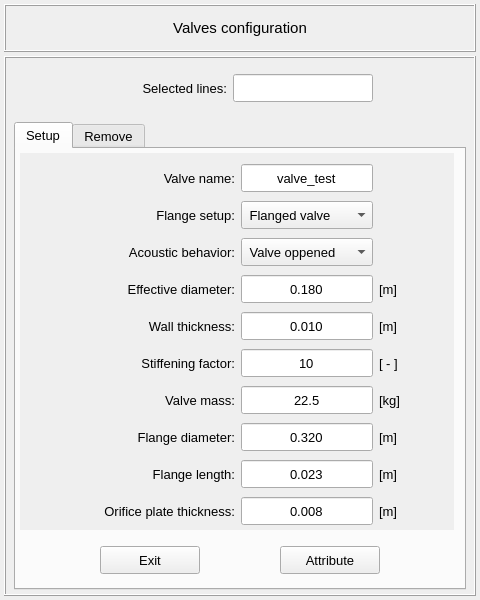
Before: the Qt Designer form pulse/interface/data/ui_files/model/setup/structural/valve_input.ui in open-pulse/OpenPulse, drawn with Qt 5.
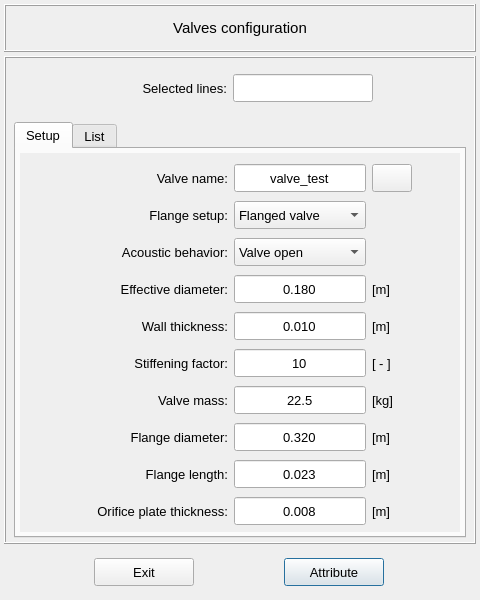
After: the same form once the commit is applied. Icons and pictures are not drawn.

Commit message: Correct the errors found in the ValvesInput class

```diff
--- a/pulse/interface/data/ui_files/model/setup/structural/valve_input.ui
+++ b/pulse/interface/data/ui_files/model/setup/structural/valve_input.ui
@@ -46,6 +46,66 @@
    <property name="spacing">
     <number>4</number>
    </property>
+   <item row="0" column="0">
+    <widget class="QFrame" name="top_frame">
+     <property name="minimumSize">
+      <size>
+       <width>0</width>
+       <height>48</height>
+      </size>
+     </property>
+     <property name="maximumSize">
+      <size>
+       <width>1600</width>
+       <height>48</height>
+      </size>
+     </property>
+     <property name="frameShape">
+      <enum>QFrame::Shape::Box</enum>
+     </property>
+     <property name="frameShadow">
+      <enum>QFrame::Shadow::Raised</enum>
+     </property>
+     <property name="lineWidth">
+      <number>1</number>
+     </property>
+     <layout class="QGridLayout" name="gridLayout_6">
+      <property name="leftMargin">
+       <number>0</number>
+      </property>
+      <property name="topMargin">
+       <number>0</number>
+      </property>
+      <property name="rightMargin">
+       <number>0</number>
+      </property>
+      <property name="bottomMargin">
+       <number>0</number>
+      </property>
+      <property name="spacing">
+       <number>0</number>
+      </property>
+      <item row="0" column="0">
+       <widget class="QLabel" name="label">
+        <property name="font">
+         <font>
+          <pointsize>11</pointsize>
+         </font>
+        </property>
+        <property name="text">
+         <string>Valves configuration</string>
+        </property>
+        <property name="textFormat">
+         <enum>Qt::TextFormat::AutoText</enum>
+        </property>
+        <property name="alignment">
+         <set>Qt::AlignmentFlag::AlignCenter</set>
+        </property>
+       </widget>
+      </item>
+     </layout>
+    </widget>
+   </item>
    <item row="1" column="0">
     <widget class="QFrame" name="main_frame">
      <property name="minimumSize">
@@ -61,10 +121,10 @@
       </size>
      </property>
      <property name="frameShape">
-      <enum>QFrame::Box</enum>
+      <enum>QFrame::Shape::Box</enum>
      </property>
      <property name="frameShadow">
-      <enum>QFrame::Raised</enum>
+      <enum>QFrame::Shadow::Raised</enum>
      </property>
      <layout class="QGridLayout" name="gridLayout_5">
       <property name="leftMargin">
@@ -91,10 +151,10 @@
          </size>
         </property>
         <property name="frameShape">
-         <enum>QFrame::NoFrame</enum>
+         <enum>QFrame::Shape::NoFrame</enum>
         </property>
         <property name="frameShadow">
-         <enum>QFrame::Raised</enum>
+         <enum>QFrame::Shadow::Raised</enum>
         </property>
         <layout class="QGridLayout" name="gridLayout_4">
          <property name="leftMargin">
@@ -135,7 +195,7 @@
             </font>
            </property>
            <property name="tabShape">
-            <enum>QTabWidget::Rounded</enum>
+            <enum>QTabWidget::TabShape::Rounded</enum>
            </property>
            <property name="currentIndex">
             <number>0</number>
@@ -178,10 +238,10 @@
              <item row="0" column="0">
               <widget class="QScrollArea" name="scrollArea">
                <property name="focusPolicy">
-                <enum>Qt::NoFocus</enum>
+                <enum>Qt::FocusPolicy::NoFocus</enum>
                </property>
                <property name="frameShape">
-                <enum>QFrame::NoFrame</enum>
+                <enum>QFrame::Shape::NoFrame</enum>
                </property>
                <property name="widgetResizable">
                 <bool>true</bool>
@@ -191,8 +251,8 @@
                  <rect>
                   <x>0</x>
                   <y>0</y>
-                  <width>432</width>
-                  <height>372</height>
+                  <width>438</width>
+                  <height>378</height>
                  </rect>
                 </property>
                 <layout class="QGridLayout" name="gridLayout_10">
@@ -218,7 +278,7 @@
                    </property>
                    <property name="minimumSize">
                     <size>
-                     <width>180</width>
+                     <width>160</width>
                      <height>28</height>
                     </size>
                    </property>
@@ -240,7 +300,7 @@
                     <string>Flange setup:</string>
                    </property>
                    <property name="alignment">
-                    <set>Qt::AlignRight|Qt::AlignTrailing|Qt::AlignVCenter</set>
+                    <set>Qt::AlignmentFlag::AlignRight|Qt::AlignmentFlag::AlignTrailing|Qt::AlignmentFlag::AlignVCenter</set>
                    </property>
                   </widget>
                  </item>
@@ -264,7 +324,6 @@
                    <property name="font">
                     <font>
                      <pointsize>10</pointsize>
-                     <weight>50</weight>
                      <italic>false</italic>
                      <bold>false</bold>
                     </font>
@@ -276,7 +335,7 @@
                     <string>[m]</string>
                    </property>
                    <property name="alignment">
-                    <set>Qt::AlignLeading|Qt::AlignLeft|Qt::AlignVCenter</set>
+                    <set>Qt::AlignmentFlag::AlignLeading|Qt::AlignmentFlag::AlignLeft|Qt::AlignmentFlag::AlignVCenter</set>
                    </property>
                   </widget>
                  </item>
@@ -304,12 +363,12 @@
                    </property>
                    <item>
                     <property name="text">
-                     <string> Unflanged valve</string>
+                     <string>Unflanged valve</string>
                     </property>
                    </item>
                    <item>
                     <property name="text">
-                     <string> Flanged valve</string>
+                     <string>Flanged valve</string>
                     </property>
                    </item>
                   </widget>
@@ -321,7 +380,7 @@
                    </property>
                    <property name="minimumSize">
                     <size>
-                     <width>180</width>
+                     <width>160</width>
                      <height>28</height>
                     </size>
                    </property>
@@ -334,7 +393,6 @@
                    <property name="font">
                     <font>
                      <pointsize>10</pointsize>
-                     <weight>50</weight>
                      <italic>false</italic>
                      <bold>false</bold>
                     </font>
@@ -346,14 +404,14 @@
                     <string>Effective diameter:</string>
                    </property>
                    <property name="alignment">
-                    <set>Qt::AlignRight|Qt::AlignTrailing|Qt::AlignVCenter</set>
+                    <set>Qt::AlignmentFlag::AlignRight|Qt::AlignmentFlag::AlignTrailing|Qt::AlignmentFlag::AlignVCenter</set>
                    </property>
                   </widget>
                  </item>
                  <item row="6" column="4">
                   <spacer name="horizontalSpacer_2">
                    <property name="orientation">
-                    <enum>Qt::Horizontal</enum>
+                    <enum>Qt::Orientation::Horizontal</enum>
                    </property>
                    <property name="sizeHint" stdset="0">
                     <size>
@@ -370,7 +428,7 @@
                    </property>
                    <property name="minimumSize">
                     <size>
-                     <width>180</width>
+                     <width>160</width>
                      <height>28</height>
                     </size>
                    </property>
@@ -383,7 +441,6 @@
                    <property name="font">
                     <font>
                      <pointsize>10</pointsize>
-                     <weight>50</weight>
                      <italic>false</italic>
                      <bold>false</bold>
                     </font>
@@ -395,7 +452,7 @@
                     <string>Flange length:</string>
                    </property>
                    <property name="alignment">
-                    <set>Qt::AlignRight|Qt::AlignTrailing|Qt::AlignVCenter</set>
+                    <set>Qt::AlignmentFlag::AlignRight|Qt::AlignmentFlag::AlignTrailing|Qt::AlignmentFlag::AlignVCenter</set>
                    </property>
                   </widget>
                  </item>
@@ -419,7 +476,6 @@
                    <property name="font">
                     <font>
                      <pointsize>10</pointsize>
-                     <weight>50</weight>
                      <italic>false</italic>
                      <bold>false</bold>
                     </font>
@@ -431,7 +487,7 @@
                     <string>[m]</string>
                    </property>
                    <property name="alignment">
-                    <set>Qt::AlignLeading|Qt::AlignLeft|Qt::AlignVCenter</set>
+                    <set>Qt::AlignmentFlag::AlignLeading|Qt::AlignmentFlag::AlignLeft|Qt::AlignmentFlag::AlignVCenter</set>
                    </property>
                   </widget>
                  </item>
@@ -442,7 +498,7 @@
                    </property>
                    <property name="minimumSize">
                     <size>
-                     <width>180</width>
+                     <width>160</width>
                      <height>28</height>
                     </size>
                    </property>
@@ -455,7 +511,6 @@
                    <property name="font">
                     <font>
                      <pointsize>10</pointsize>
-                     <weight>50</weight>
                      <italic>false</italic>
                      <bold>false</bold>
                     </font>
@@ -467,7 +522,7 @@
                     <string>Flange diameter:</string>
                    </property>
                    <property name="alignment">
-                    <set>Qt::AlignRight|Qt::AlignTrailing|Qt::AlignVCenter</set>
+                    <set>Qt::AlignmentFlag::AlignRight|Qt::AlignmentFlag::AlignTrailing|Qt::AlignmentFlag::AlignVCenter</set>
                    </property>
                   </widget>
                  </item>
@@ -500,7 +555,7 @@
                     <string>[ - ]</string>
                    </property>
                    <property name="alignment">
-                    <set>Qt::AlignLeading|Qt::AlignLeft|Qt::AlignVCenter</set>
+                    <set>Qt::AlignmentFlag::AlignLeading|Qt::AlignmentFlag::AlignLeft|Qt::AlignmentFlag::AlignVCenter</set>
                    </property>
                   </widget>
                  </item>
@@ -511,7 +566,7 @@
                    </property>
                    <property name="minimumSize">
                     <size>
-                     <width>180</width>
+                     <width>160</width>
                      <height>28</height>
                     </size>
                    </property>
@@ -533,7 +588,7 @@
                     <string>Stiffening factor:</string>
                    </property>
                    <property name="alignment">
-                    <set>Qt::AlignRight|Qt::AlignTrailing|Qt::AlignVCenter</set>
+                    <set>Qt::AlignmentFlag::AlignRight|Qt::AlignmentFlag::AlignTrailing|Qt::AlignmentFlag::AlignVCenter</set>
                    </property>
                   </widget>
                  </item>
@@ -566,7 +621,7 @@
                     </font>
                    </property>
                    <property name="focusPolicy">
-                    <enum>Qt::StrongFocus</enum>
+                    <enum>Qt::FocusPolicy::StrongFocus</enum>
                    </property>
                    <property name="toolTip">
                     <string/>
@@ -578,7 +633,7 @@
                     <string>0.023</string>
                    </property>
                    <property name="alignment">
-                    <set>Qt::AlignCenter</set>
+                    <set>Qt::AlignmentFlag::AlignCenter</set>
                    </property>
                   </widget>
                  </item>
@@ -589,7 +644,7 @@
                    </property>
                    <property name="minimumSize">
                     <size>
-                     <width>180</width>
+                     <width>160</width>
                      <height>28</height>
                     </size>
                    </property>
@@ -611,7 +666,7 @@
                     <string>Valve mass:</string>
                    </property>
                    <property name="alignment">
-                    <set>Qt::AlignRight|Qt::AlignTrailing|Qt::AlignVCenter</set>
+                    <set>Qt::AlignmentFlag::AlignRight|Qt::AlignmentFlag::AlignTrailing|Qt::AlignmentFlag::AlignVCenter</set>
                    </property>
                   </widget>
                  </item>
@@ -644,7 +699,7 @@
                     </font>
                    </property>
                    <property name="focusPolicy">
-                    <enum>Qt::StrongFocus</enum>
+                    <enum>Qt::FocusPolicy::StrongFocus</enum>
                    </property>
                    <property name="styleSheet">
                     <string notr="true"/>
@@ -653,7 +708,7 @@
                     <string>22.5</string>
                    </property>
                    <property name="alignment">
-                    <set>Qt::AlignCenter</set>
+                    <set>Qt::AlignmentFlag::AlignCenter</set>
                    </property>
                   </widget>
                  </item>
@@ -686,7 +741,7 @@
                     </font>
                    </property>
                    <property name="focusPolicy">
-                    <enum>Qt::StrongFocus</enum>
+                    <enum>Qt::FocusPolicy::StrongFocus</enum>
                    </property>
                    <property name="styleSheet">
                     <string notr="true"/>
@@ -695,7 +750,7 @@
                     <string>10</string>
                    </property>
                    <property name="alignment">
-                    <set>Qt::AlignCenter</set>
+                    <set>Qt::AlignmentFlag::AlignCenter</set>
                    </property>
                   </widget>
                  </item>
@@ -706,7 +761,7 @@
                    </property>
                    <property name="minimumSize">
                     <size>
-                     <width>180</width>
+                     <width>160</width>
                      <height>28</height>
                     </size>
                    </property>
@@ -719,7 +774,6 @@
                    <property name="font">
                     <font>
                      <pointsize>10</pointsize>
-                     <weight>50</weight>
                      <italic>false</italic>
                      <bold>false</bold>
                     </font>
@@ -731,7 +785,7 @@
                     <string>Orifice plate thickness:</string>
                    </property>
                    <property name="alignment">
-                    <set>Qt::AlignRight|Qt::AlignTrailing|Qt::AlignVCenter</set>
+                    <set>Qt::AlignmentFlag::AlignRight|Qt::AlignmentFlag::AlignTrailing|Qt::AlignmentFlag::AlignVCenter</set>
                    </property>
                   </widget>
                  </item>
@@ -755,7 +809,6 @@
                    <property name="font">
                     <font>
                      <pointsize>10</pointsize>
-                     <weight>50</weight>
                      <italic>false</italic>
                      <bold>false</bold>
                     </font>
@@ -767,7 +820,7 @@
                     <string>[m]</string>
                    </property>
                    <property name="alignment">
-                    <set>Qt::AlignLeading|Qt::AlignLeft|Qt::AlignVCenter</set>
+                    <set>Qt::AlignmentFlag::AlignLeading|Qt::AlignmentFlag::AlignLeft|Qt::AlignmentFlag::AlignVCenter</set>
                    </property>
                   </widget>
                  </item>
@@ -791,7 +844,6 @@
                    <property name="font">
                     <font>
                      <pointsize>10</pointsize>
-                     <weight>50</weight>
                      <italic>false</italic>
                      <bold>false</bold>
                     </font>
@@ -803,7 +855,7 @@
                     <string>[m]</string>
                    </property>
                    <property name="alignment">
-                    <set>Qt::AlignLeading|Qt::AlignLeft|Qt::AlignVCenter</set>
+                    <set>Qt::AlignmentFlag::AlignLeading|Qt::AlignmentFlag::AlignLeft|Qt::AlignmentFlag::AlignVCenter</set>
                    </property>
                   </widget>
                  </item>
@@ -836,7 +888,7 @@
                     </font>
                    </property>
                    <property name="focusPolicy">
-                    <enum>Qt::StrongFocus</enum>
+                    <enum>Qt::FocusPolicy::StrongFocus</enum>
                    </property>
                    <property name="toolTip">
                     <string/>
@@ -848,7 +900,7 @@
                     <string>0.008</string>
                    </property>
                    <property name="alignment">
-                    <set>Qt::AlignCenter</set>
+                    <set>Qt::AlignmentFlag::AlignCenter</set>
                    </property>
                   </widget>
                  </item>
@@ -881,14 +933,14 @@
                     <string>[kg]</string>
                    </property>
                    <property name="alignment">
-                    <set>Qt::AlignLeading|Qt::AlignLeft|Qt::AlignVCenter</set>
+                    <set>Qt::AlignmentFlag::AlignLeading|Qt::AlignmentFlag::AlignLeft|Qt::AlignmentFlag::AlignVCenter</set>
                    </property>
                   </widget>
                  </item>
                  <item row="6" column="0">
                   <spacer name="horizontalSpacer">
                    <property name="orientation">
-                    <enum>Qt::Horizontal</enum>
+                    <enum>Qt::Orientation::Horizontal</enum>
                    </property>
                    <property name="sizeHint" stdset="0">
                     <size>
@@ -905,7 +957,7 @@
                    </property>
                    <property name="minimumSize">
                     <size>
-                     <width>180</width>
+                     <width>160</width>
                      <height>28</height>
                     </size>
                    </property>
@@ -927,7 +979,7 @@
                     <string>Acoustic behavior:</string>
                    </property>
                    <property name="alignment">
-                    <set>Qt::AlignRight|Qt::AlignTrailing|Qt::AlignVCenter</set>
+                    <set>Qt::AlignmentFlag::AlignRight|Qt::AlignmentFlag::AlignTrailing|Qt::AlignmentFlag::AlignVCenter</set>
                    </property>
                   </widget>
                  </item>
@@ -955,17 +1007,17 @@
                    </property>
                    <item>
                     <property name="text">
-                     <string> Valve oppened</string>
+                     <string>Valve open</string>
                     </property>
                    </item>
                    <item>
                     <property name="text">
-                     <string> Partially closed</string>
+                     <string>Partially closed</string>
                     </property>
                    </item>
                    <item>
                     <property name="text">
-                     <string> Valve closed</string>
+                     <string>Valve closed</string>
                     </property>
                    </item>
                   </widget>
@@ -999,7 +1051,7 @@
                     </font>
                    </property>
                    <property name="focusPolicy">
-                    <enum>Qt::StrongFocus</enum>
+                    <enum>Qt::FocusPolicy::StrongFocus</enum>
                    </property>
                    <property name="styleSheet">
                     <string notr="true"/>
@@ -1008,7 +1060,7 @@
                     <string>0.320</string>
                    </property>
                    <property name="alignment">
-                    <set>Qt::AlignCenter</set>
+                    <set>Qt::AlignmentFlag::AlignCenter</set>
                    </property>
                   </widget>
                  </item>
@@ -1019,7 +1071,7 @@
                    </property>
                    <property name="minimumSize">
                     <size>
-                     <width>180</width>
+                     <width>160</width>
                      <height>28</height>
                     </size>
                    </property>
@@ -1032,7 +1084,6 @@
                    <property name="font">
                     <font>
                      <pointsize>10</pointsize>
-                     <weight>50</weight>
                      <italic>false</italic>
                      <bold>false</bold>
                     </font>
@@ -1044,7 +1095,7 @@
                     <string>Wall thickness:</string>
                    </property>
                    <property name="alignment">
-                    <set>Qt::AlignRight|Qt::AlignTrailing|Qt::AlignVCenter</set>
+                    <set>Qt::AlignmentFlag::AlignRight|Qt::AlignmentFlag::AlignTrailing|Qt::AlignmentFlag::AlignVCenter</set>
                    </property>
                   </widget>
                  </item>
@@ -1068,7 +1119,6 @@
                    <property name="font">
                     <font>
                      <pointsize>10</pointsize>
-                     <weight>50</weight>
                      <italic>false</italic>
                      <bold>false</bold>
                     </font>
@@ -1080,12 +1130,12 @@
                     <string>[m]</string>
                    </property>
                    <property name="alignment">
-                    <set>Qt::AlignLeading|Qt::AlignLeft|Qt::AlignVCenter</set>
+                    <set>Qt::AlignmentFlag::AlignLeading|Qt::AlignmentFlag::AlignLeft|Qt::AlignmentFlag::AlignVCenter</set>
                    </property>
                   </widget>
                  </item>
                  <item row="5" column="2">
-                  <widget class="QLineEdit" name="lineEdit_wall_thickness">
+                  <widget class="QLineEdit" name="lineEdit_valve_wall_thickness">
                    <property name="enabled">
                     <bool>true</bool>
                    </property>
@@ -1113,7 +1163,7 @@
                     </font>
                    </property>
                    <property name="focusPolicy">
-                    <enum>Qt::StrongFocus</enum>
+                    <enum>Qt::FocusPolicy::StrongFocus</enum>
                    </property>
                    <property name="styleSheet">
                     <string notr="true"/>
@@ -1122,12 +1172,12 @@
                     <string>0.010</string>
                    </property>
                    <property name="alignment">
-                    <set>Qt::AlignCenter</set>
+                    <set>Qt::AlignmentFlag::AlignCenter</set>
                    </property>
                   </widget>
                  </item>
                  <item row="4" column="2">
-                  <widget class="QLineEdit" name="lineEdit_effective_diameter">
+                  <widget class="QLineEdit" name="lineEdit_valve_effective_diameter">
                    <property name="enabled">
                     <bool>true</bool>
                    </property>
@@ -1155,7 +1205,7 @@
                     </font>
                    </property>
                    <property name="focusPolicy">
-                    <enum>Qt::StrongFocus</enum>
+                    <enum>Qt::FocusPolicy::StrongFocus</enum>
                    </property>
                    <property name="styleSheet">
                     <string notr="true"/>
@@ -1164,7 +1214,7 @@
                     <string>0.180</string>
                    </property>
                    <property name="alignment">
-                    <set>Qt::AlignCenter</set>
+                    <set>Qt::AlignmentFlag::AlignCenter</set>
                    </property>
                   </widget>
                  </item>
@@ -1175,7 +1225,7 @@
                    </property>
                    <property name="minimumSize">
                     <size>
-                     <width>180</width>
+                     <width>160</width>
                      <height>28</height>
                     </size>
                    </property>
@@ -1197,7 +1247,7 @@
                     <string>Valve name:</string>
                    </property>
                    <property name="alignment">
-                    <set>Qt::AlignRight|Qt::AlignTrailing|Qt::AlignVCenter</set>
+                    <set>Qt::AlignmentFlag::AlignRight|Qt::AlignmentFlag::AlignTrailing|Qt::AlignmentFlag::AlignVCenter</set>
                    </property>
                   </widget>
                  </item>
@@ -1230,7 +1280,7 @@
                     </font>
                    </property>
                    <property name="focusPolicy">
-                    <enum>Qt::StrongFocus</enum>
+                    <enum>Qt::FocusPolicy::StrongFocus</enum>
                    </property>
                    <property name="styleSheet">
                     <string notr="true"/>
@@ -1239,7 +1289,42 @@
                     <string>valve_test</string>
                    </property>
                    <property name="alignment">
-                    <set>Qt::AlignCenter</set>
+                    <set>Qt::AlignmentFlag::AlignCenter</set>
+                   </property>
+                  </widget>
+                 </item>
+                 <item row="0" column="3">
+                  <widget class="QPushButton" name="pushButton_reset_entries">
+                   <property name="minimumSize">
+                    <size>
+                     <width>40</width>
+                     <height>28</height>
+                    </size>
+                   </property>
+                   <property name="maximumSize">
+                    <size>
+                     <width>40</width>
+                     <height>28</height>
+                    </size>
+                   </property>
+                   <property name="toolTip">
+                    <string>&lt;html&gt;&lt;head/&gt;&lt;body&gt;&lt;p&gt;Reset entries&lt;/p&gt;&lt;/body&gt;&lt;/html&gt;</string>
+                   </property>
+                   <property name="text">
+                    <string/>
+                   </property>
+                   <property name="icon">
+                    <iconset resource="../../../../icons/resources.qrc">
+                     <normaloff>:/icons/common/broom.png</normaloff>:/icons/common/broom.png</iconset>
+                   </property>
+                   <property name="iconSize">
+                    <size>
+                     <width>20</width>
+                     <height>20</height>
+                    </size>
+                   </property>
+                   <property name="autoDefault">
+                    <bool>false</bool>
                    </property>
                   </widget>
                  </item>
@@ -1247,122 +1332,11 @@
                </widget>
               </widget>
              </item>
-             <item row="5" column="0" colspan="2">
-              <widget class="QFrame" name="frame_buttons">
-               <property name="minimumSize">
-                <size>
-                 <width>0</width>
-                 <height>48</height>
-                </size>
-               </property>
-               <property name="maximumSize">
-                <size>
-                 <width>16777215</width>
-                 <height>48</height>
-                </size>
-               </property>
-               <property name="frameShape">
-                <enum>QFrame::NoFrame</enum>
-               </property>
-               <property name="frameShadow">
-                <enum>QFrame::Raised</enum>
-               </property>
-               <layout class="QGridLayout" name="gridLayout_3">
-                <property name="leftMargin">
-                 <number>4</number>
-                </property>
-                <property name="topMargin">
-                 <number>4</number>
-                </property>
-                <property name="rightMargin">
-                 <number>4</number>
-                </property>
-                <property name="bottomMargin">
-                 <number>4</number>
-                </property>
-                <property name="spacing">
-                 <number>4</number>
-                </property>
-                <item row="0" column="1">
-                 <widget class="QPushButton" name="pushButton_attribute">
-                  <property name="minimumSize">
-                   <size>
-                    <width>100</width>
-                    <height>28</height>
-                   </size>
-                  </property>
-                  <property name="maximumSize">
-                   <size>
-                    <width>100</width>
-                    <height>28</height>
-                   </size>
-                  </property>
-                  <property name="font">
-                   <font>
-                    <pointsize>10</pointsize>
-                   </font>
-                  </property>
-                  <property name="styleSheet">
-                   <string notr="true"/>
-                  </property>
-                  <property name="text">
-                   <string>Attribute</string>
-                  </property>
-                  <property name="autoDefault">
-                   <bool>false</bool>
-                  </property>
-                  <property name="default">
-                   <bool>true</bool>
-                  </property>
-                  <property name="flat">
-                   <bool>false</bool>
-                  </property>
-                 </widget>
-                </item>
-                <item row="0" column="0">
-                 <widget class="QPushButton" name="pushButton_exit">
-                  <property name="minimumSize">
-                   <size>
-                    <width>100</width>
-                    <height>28</height>
-                   </size>
-                  </property>
-                  <property name="maximumSize">
-                   <size>
-                    <width>100</width>
-                    <height>28</height>
-                   </size>
-                  </property>
-                  <property name="font">
-                   <font>
-                    <pointsize>10</pointsize>
-                   </font>
-                  </property>
-                  <property name="styleSheet">
-                   <string notr="true"/>
-                  </property>
-                  <property name="text">
-                   <string>Exit</string>
-                  </property>
-                  <property name="autoDefault">
-                   <bool>false</bool>
-                  </property>
-                  <property name="default">
-                   <bool>false</bool>
-                  </property>
-                  <property name="flat">
-                   <bool>false</bool>
-                  </property>
-                 </widget>
-                </item>
-               </layout>
-              </widget>
-             </item>
             </layout>
            </widget>
-           <widget class="QWidget" name="tab_remove">
+           <widget class="QWidget" name="tab_list">
             <attribute name="title">
-             <string>Remove</string>
+             <string>List</string>
             </attribute>
             <layout class="QGridLayout" name="gridLayout_2">
              <property name="leftMargin">
@@ -1437,7 +1411,6 @@
                 <property name="font">
                  <font>
                   <pointsize>9</pointsize>
-                  <weight>50</weight>
                   <italic>false</italic>
                   <bold>false</bold>
                  </font>
@@ -1463,10 +1436,10 @@
                 </size>
                </property>
                <property name="frameShape">
-                <enum>QFrame::NoFrame</enum>
+                <enum>QFrame::Shape::NoFrame</enum>
                </property>
                <property name="frameShadow">
-                <enum>QFrame::Raised</enum>
+                <enum>QFrame::Shadow::Raised</enum>
                </property>
                <layout class="QGridLayout" name="gridLayout_7">
                 <property name="leftMargin">
@@ -1556,10 +1529,10 @@
                 </size>
                </property>
                <property name="frameShape">
-                <enum>QFrame::NoFrame</enum>
+                <enum>QFrame::Shape::NoFrame</enum>
                </property>
                <property name="frameShadow">
-                <enum>QFrame::Raised</enum>
+                <enum>QFrame::Shadow::Raised</enum>
                </property>
                <layout class="QGridLayout" name="gridLayout_11">
                 <property name="leftMargin">
@@ -1580,7 +1553,7 @@
                 <item row="0" column="0">
                  <spacer name="horizontalSpacer_9">
                   <property name="orientation">
-                   <enum>Qt::Horizontal</enum>
+                   <enum>Qt::Orientation::Horizontal</enum>
                   </property>
                   <property name="sizeHint" stdset="0">
                    <size>
@@ -1629,7 +1602,7 @@
                 <item row="0" column="2">
                  <spacer name="horizontalSpacer_10">
                   <property name="orientation">
-                   <enum>Qt::Horizontal</enum>
+                   <enum>Qt::Orientation::Horizontal</enum>
                   </property>
                   <property name="sizeHint" stdset="0">
                    <size>
@@ -1664,10 +1637,10 @@
          </size>
         </property>
         <property name="frameShape">
-         <enum>QFrame::NoFrame</enum>
+         <enum>QFrame::Shape::NoFrame</enum>
         </property>
         <property name="frameShadow">
-         <enum>QFrame::Raised</enum>
+         <enum>QFrame::Shadow::Raised</enum>
         </property>
         <layout class="QGridLayout" name="gridLayout_30" rowstretch="0">
          <property name="leftMargin">
@@ -1709,13 +1682,13 @@
             </font>
            </property>
            <property name="focusPolicy">
-            <enum>Qt::StrongFocus</enum>
+            <enum>Qt::FocusPolicy::StrongFocus</enum>
            </property>
            <property name="styleSheet">
             <string notr="true"/>
            </property>
            <property name="alignment">
-            <set>Qt::AlignCenter</set>
+            <set>Qt::AlignmentFlag::AlignCenter</set>
            </property>
            <property name="clearButtonEnabled">
             <bool>true</bool>
@@ -1739,7 +1712,6 @@
            <property name="font">
             <font>
              <pointsize>10</pointsize>
-             <weight>50</weight>
              <bold>false</bold>
             </font>
            </property>
@@ -1747,14 +1719,14 @@
             <string>Selected lines:</string>
            </property>
            <property name="alignment">
-            <set>Qt::AlignRight|Qt::AlignTrailing|Qt::AlignVCenter</set>
+            <set>Qt::AlignmentFlag::AlignRight|Qt::AlignmentFlag::AlignTrailing|Qt::AlignmentFlag::AlignVCenter</set>
            </property>
           </widget>
          </item>
          <item row="0" column="3">
           <spacer name="horizontalSpacer_7">
            <property name="orientation">
-            <enum>Qt::Horizontal</enum>
+            <enum>Qt::Orientation::Horizontal</enum>
            </property>
            <property name="sizeHint" stdset="0">
             <size>
@@ -1767,7 +1739,7 @@
          <item row="0" column="0">
           <spacer name="horizontalSpacer_8">
            <property name="orientation">
-            <enum>Qt::Horizontal</enum>
+            <enum>Qt::Orientation::Horizontal</enum>
            </property>
            <property name="sizeHint" stdset="0">
             <size>
@@ -1783,8 +1755,8 @@
      </layout>
     </widget>
    </item>
-   <item row="0" column="0">
-    <widget class="QFrame" name="top_frame">
+   <item row="2" column="0">
+    <widget class="QFrame" name="frame_buttons">
      <property name="minimumSize">
       <size>
        <width>0</width>
@@ -1793,50 +1765,101 @@
      </property>
      <property name="maximumSize">
       <size>
-       <width>1600</width>
+       <width>16777215</width>
        <height>48</height>
       </size>
      </property>
      <property name="frameShape">
-      <enum>QFrame::Box</enum>
+      <enum>QFrame::Shape::NoFrame</enum>
      </property>
      <property name="frameShadow">
-      <enum>QFrame::Raised</enum>
+      <enum>QFrame::Shadow::Raised</enum>
      </property>
-     <property name="lineWidth">
-      <number>1</number>
-     </property>
-     <layout class="QGridLayout" name="gridLayout_6">
+     <layout class="QGridLayout" name="gridLayout_3">
       <property name="leftMargin">
-       <number>0</number>
+       <number>4</number>
       </property>
       <property name="topMargin">
-       <number>0</number>
+       <number>4</number>
       </property>
       <property name="rightMargin">
-       <number>0</number>
+       <number>4</number>
       </property>
       <property name="bottomMargin">
-       <number>0</number>
+       <number>4</number>
       </property>
       <property name="spacing">
-       <number>0</number>
+       <number>4</number>
       </property>
+      <item row="0" column="1">
+       <widget class="QPushButton" name="pushButton_attribute">
+        <property name="minimumSize">
+         <size>
+          <width>100</width>
+          <height>28</height>
+         </size>
+        </property>
+        <property name="maximumSize">
+         <size>
+          <width>100</width>
+          <height>28</height>
+         </size>
+        </property>
+        <property name="font">
+         <font>
+          <pointsize>10</pointsize>
+         </font>
+        </property>
+        <property name="styleSheet">
+         <string notr="true"/>
+        </property>
+        <property name="text">
+         <string>Attribute</string>
+        </property>
+        <property name="autoDefault">
+         <bool>false</bool>
+        </property>
+        <property name="default">
+         <bool>true</bool>
+        </property>
+        <property name="flat">
+         <bool>false</bool>
+        </property>
+       </widget>
+      </item>
       <item row="0" column="0">
-       <widget class="QLabel" name="label">
+       <widget class="QPushButton" name="pushButton_exit">
+        <property name="minimumSize">
+         <size>
+          <width>100</width>
+          <height>28</height>
+         </size>
+        </property>
+        <property name="maximumSize">
+         <size>
+          <width>100</width>
+          <height>28</height>
+         </size>
+        </property>
         <property name="font">
          <font>
-          <pointsize>11</pointsize>
+          <pointsize>10</pointsize>
          </font>
         </property>
+        <property name="styleSheet">
+         <string notr="true"/>
+        </property>
         <property name="text">
-         <string>Valves configuration</string>
+         <string>Exit</string>
         </property>
-        <property name="textFormat">
-         <enum>Qt::AutoText</enum>
+        <property name="autoDefault">
+         <bool>false</bool>
         </property>
-        <property name="alignment">
-         <set>Qt::AlignCenter</set>
+        <property name="default">
+         <bool>false</bool>
+        </property>
+        <property name="flat">
+         <bool>false</bool>
         </property>
        </widget>
       </item>
```
Left out of the diff: 8 changed lines with no effect on the pictures. The commit also changes 3 other files.
